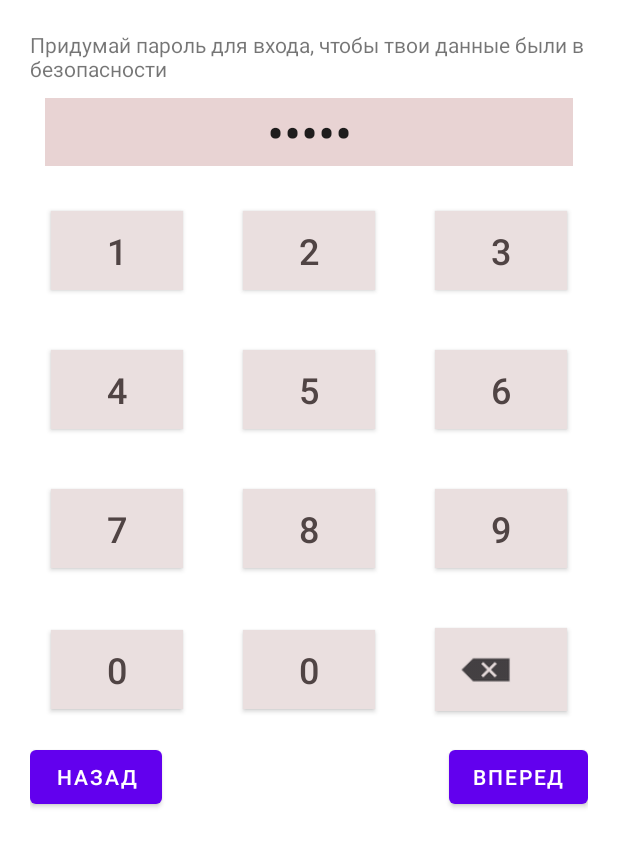
After one commit to YanaIvanovskaya/Balance, an Android app: the layout second_fragment.xml on its own in the app's theme, with its tools: preview values and no code run, on a phone screen of 412 x 824 dp. The commit adds this screen. Shown: the top 847 px of the screen. Run offline under Robolectric (Android 15) with nearby library versions, the phone set to English and light mode, and no system bars.

Commit message:
Сделала макет первых двух фрагментов_

```diff
--- /dev/null
+++ b/app/src/main/java/com/example/balance/FirstFragment.kt
@@ -0,0 +1,18 @@
+package com.example.balance
+
+import android.os.Bundle
+import android.view.LayoutInflater
+import android.view.View
+import android.view.ViewGroup
+import androidx.fragment.app.Fragment
+
+class FirstFragment : Fragment() {
+    override fun onCreateView(
+        inflater: LayoutInflater,
+        container: ViewGroup?,
+        savedInstanceState: Bundle?
+    ): View? {
+        return inflater.inflate(R.layout.first_fragment,container,false)
+    }
+
+}
--- /dev/null
+++ b/app/src/main/res/layout/first_fragment.xml
@@ -0,0 +1,47 @@
+<?xml version="1.0" encoding="utf-8"?>
+<androidx.constraintlayout.widget.ConstraintLayout xmlns:android="http://schemas.android.com/apk/res/android"
+    xmlns:app="http://schemas.android.com/apk/res-auto"
+    xmlns:tools="http://schemas.android.com/tools"
+    android:layout_width="match_parent"
+    android:layout_height="match_parent"
+    android:background="#F0F4C3" >
+
+    <Button
+        android:id="@+id/button4"
+        style="@style/Widget.MaterialComponents.ExtendedFloatingActionButton"
+        android:layout_width="362dp"
+        android:layout_height="63dp"
+        android:layout_margin="20dp"
+        android:text="@string/continue_str"
+        app:layout_constraintBottom_toBottomOf="parent"
+        app:layout_constraintEnd_toEndOf="parent"
+        app:layout_constraintStart_toStartOf="parent" />
+
+    <TextView
+        android:id="@+id/textView2"
+        style="@style/Widget.AppCompat.TextView"
+        android:layout_width="wrap_content"
+        android:layout_height="wrap_content"
+        android:layout_marginStart="32dp"
+        android:layout_marginLeft="32dp"
+        android:layout_marginEnd="32dp"
+        android:layout_marginRight="32dp"
+        android:layout_marginBottom="144dp"
+        android:gravity="center"
+        android:text="@string/hello"
+        android:textSize="16sp"
+        app:layout_constraintBottom_toTopOf="@+id/button4"
+        app:layout_constraintEnd_toEndOf="parent"
+        app:layout_constraintStart_toStartOf="parent" />
+
+    <ImageView
+        android:id="@+id/imageView"
+        android:layout_width="292dp"
+        android:layout_height="293dp"
+        android:layout_margin="32dp"
+        app:layout_constraintBottom_toTopOf="@+id/textView2"
+        app:layout_constraintEnd_toEndOf="parent"
+        app:layout_constraintStart_toStartOf="parent"
+        app:layout_constraintTop_toTopOf="parent"
+        tools:srcCompat="@tools:sample/avatars" />
+</androidx.constraintlayout.widget.ConstraintLayout>
--- /dev/null
+++ b/app/src/main/res/layout/second_fragment.xml
@@ -0,0 +1,220 @@
+<?xml version="1.0" encoding="utf-8"?>
+<LinearLayout xmlns:android="http://schemas.android.com/apk/res/android"
+    xmlns:app="http://schemas.android.com/apk/res-auto"
+    xmlns:tools="http://schemas.android.com/tools"
+    android:layout_width="match_parent"
+    android:layout_height="match_parent"
+    android:layout_margin="20dp"
+    android:orientation="vertical">
+
+    <TextView
+        android:id="@+id/textView"
+        android:layout_width="match_parent"
+        android:layout_height="wrap_content"
+        android:text="@string/enter_the_passcode" />
+
+    <EditText
+        android:id="@+id/editTextNumberPassword"
+        android:layout_width="match_parent"
+        android:layout_height="wrap_content"
+        android:layout_margin="10dp"
+        android:background="#E8D3D3"
+        android:ems="10"
+        android:gravity="center"
+        android:inputType="numberPassword"
+        android:maxLength="5"
+        android:text="@string/_12345"
+        android:textSize="34sp"
+        android:autofillHints="21212" />
+
+    <TableLayout
+        android:layout_width="match_parent"
+        android:layout_height="wrap_content">
+
+        <TableRow
+            android:layout_width="match_parent"
+            android:layout_height="match_parent"
+            android:gravity="center">
+
+            <Button
+                android:id="@+id/button1"
+                android:layout_width="wrap_content"
+                android:layout_height="wrap_content"
+                android:layout_margin="20dp"
+                android:background="#EDCCCC"
+                android:text="@string/_1"
+                android:textColor="#504444"
+                android:textSize="24sp"
+                app:backgroundTint="#EADFDF" />
+
+            <Button
+                android:id="@+id/button2"
+                android:layout_width="wrap_content"
+                android:layout_height="wrap_content"
+                android:layout_margin="20dp"
+                android:background="#EDCCCC"
+                android:text="@string/_2"
+                android:textColor="#504444"
+                android:textSize="24sp"
+                app:backgroundTint="#EADFDF" />
+
+            <Button
+                android:id="@+id/button3"
+                android:layout_width="wrap_content"
+                android:layout_height="wrap_content"
+                android:layout_margin="20dp"
+                android:background="#EDCCCC"
+                android:text="@string/_3"
+                android:textColor="#504444"
+                android:textSize="24sp"
+                app:backgroundTint="#EADFDF" />
+
+        </TableRow>
+
+        <TableRow
+            android:layout_width="match_parent"
+            android:layout_height="match_parent"
+            android:gravity="center">
+
+            <Button
+                android:id="@+id/button4"
+                android:layout_width="wrap_content"
+                android:layout_height="wrap_content"
+                android:layout_margin="20dp"
+                android:background="#EDCCCC"
+                android:text="@string/_4"
+                android:textColor="#504444"
+                android:textSize="24sp"
+                app:backgroundTint="#EADFDF" />
+
+            <Button
+                android:id="@+id/button5"
+                android:layout_width="wrap_content"
+                android:layout_height="wrap_content"
+                android:layout_margin="20dp"
+                android:background="#EDCCCC"
+                android:text="@string/_5"
+                android:textColor="#504444"
+                android:textSize="24sp"
+                app:backgroundTint="#EADFDF" />
+
+            <Button
+                android:id="@+id/button6"
+                android:layout_width="wrap_content"
+                android:layout_height="wrap_content"
+                android:layout_margin="20dp"
+                android:background="#EDCCCC"
+                android:text="@string/_6"
+                android:textColor="#504444"
+                android:textSize="24sp"
+                app:backgroundTint="#EADFDF" />
+
+        </TableRow>
+
+        <TableRow
+            android:layout_width="match_parent"
+            android:layout_height="match_parent"
+            android:gravity="center">
+
+            <Button
+                android:id="@+id/button7"
+                android:layout_width="wrap_content"
+                android:layout_height="wrap_content"
+                android:layout_margin="20dp"
+                android:background="#EDCCCC"
+                android:text="@string/_7"
+                android:textColor="#504444"
+                android:textSize="24sp"
+                app:backgroundTint="#EADFDF" />
+
+            <Button
+                android:id="@+id/button8"
+                android:layout_width="wrap_content"
+                android:layout_height="wrap_content"
+                android:layout_margin="20dp"
+                android:background="#EDCCCC"
+                android:text="@string/_8"
+                android:textColor="#504444"
+                android:textSize="24sp"
+                app:backgroundTint="#EADFDF" />
+
+            <Button
+                android:id="@+id/button9"
+                android:layout_width="wrap_content"
+                android:layout_height="wrap_content"
+                android:layout_margin="20dp"
+                android:background="#EDCCCC"
+                android:text="@string/_9"
+                android:textColor="#504444"
+                android:textSize="24sp"
+                app:backgroundTint="#EADFDF" />
+
+        </TableRow>
+
+        <TableRow
+            android:layout_width="match_parent"
+            android:layout_height="match_parent"
+            android:gravity="center">
+
+            <Button
+                android:id="@+id/button00"
+                android:layout_width="wrap_content"
+                android:layout_height="wrap_content"
+                android:layout_margin="20dp"
+                android:background="#EDCCCC"
+                android:text="0"
+                android:textColor="#504444"
+                android:textSize="24sp"
+                app:backgroundTint="#EADFDF" />
+
+            <Button
+                android:id="@+id/button0"
+                android:layout_width="wrap_content"
+                android:layout_height="wrap_content"
+                android:layout_margin="20dp"
+                android:background="#EDCCCC"
+                android:text="@string/_0"
+                android:textColor="#504444"
+                android:textSize="24sp"
+                app:backgroundTint="#EADFDF" />
+
+            <Button
+                android:id="@+id/button_clear_passcode"
+                android:layout_width="wrap_content"
+                android:layout_height="wrap_content"
+                android:layout_margin="20dp"
+                android:background="#EDCCCC"
+                android:textColor="#504444"
+                android:textSize="24sp"
+                app:backgroundTint="#EADFDF"
+                app:icon="@android:drawable/ic_input_delete"
+                app:iconSize="35dp"
+                app:iconTint="#1A181B" />
+
+        </TableRow>
+
+    </TableLayout>
+
+    <androidx.constraintlayout.widget.ConstraintLayout
+        android:layout_width="match_parent"
+        android:layout_height="wrap_content">
+
+        <Button
+            android:id="@+id/button_previous"
+            android:layout_width="wrap_content"
+            android:layout_height="wrap_content"
+            android:text="@string/previous"
+            app:layout_constraintBottom_toBottomOf="parent"
+            app:layout_constraintStart_toStartOf="parent"
+            app:layout_constraintTop_toTopOf="parent" />
+
+        <Button
+            android:id="@+id/button_next"
+            android:layout_width="wrap_content"
+            android:layout_height="wrap_content"
+            android:text="@string/next"
+            app:layout_constraintBottom_toBottomOf="parent"
+            app:layout_constraintEnd_toEndOf="parent"
+            app:layout_constraintTop_toTopOf="parent" />
+    </androidx.constraintlayout.widget.ConstraintLayout>
+</LinearLayout>
--- a/app/src/main/res/values/strings.xml
+++ b/app/src/main/res/values/strings.xml
@@ -4,4 +4,19 @@
     <string name="hide_this">hide this</string>
     <string name="continue_str">Продолжить</string>
     <string name="hello">Привет\n Я Балансе \nЯ помогу тебе быть спокойнее за свои деньги</string>
+    <string name="enter_the_password">Придумай пароль для входа, чтобы твои данные были в безопасности</string>
+    <string name="enter_the_passcode">Придумай пароль для входа, чтобы твои данные были в безопасности</string>
+    <string name="_12345">12345</string>
+    <string name="_2">2</string>
+    <string name="_1">1</string>
+    <string name="_3">3</string>
+    <string name="_4">4</string>
+    <string name="_5">5</string>
+    <string name="_6">6</string>
+    <string name="_7">7</string>
+    <string name="_8">8</string>
+    <string name="_9">9</string>
+    <string name="_0">0</string>
+    <string name="next">Вперед</string>
+    <string name="previous">Назад</string>
 </resources>
```
